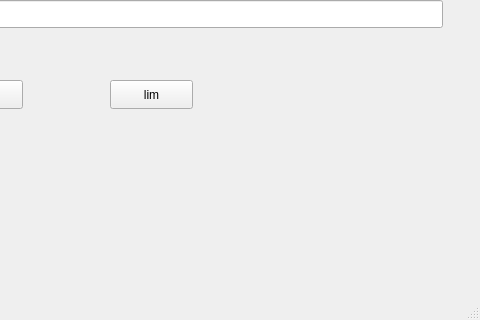
lordofmet/GraphCalc, file src/calcwindow.ui: the form before one commit; both pictures show x 320 to 800 and y 280 to 600 of the 800 by 600 pixel window.
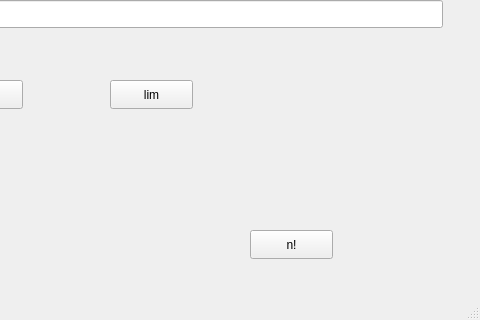
The form after the commit.

```diff
--- a/src/calcwindow.ui
+++ b/src/calcwindow.ui
@@ -177,6 +177,19 @@
      <string>|   |</string>
     </property>
    </widget>
+   <widget class="QPushButton" name="fact">
+    <property name="geometry">
+     <rect>
+      <x>570</x>
+      <y>510</y>
+      <width>83</width>
+      <height>29</height>
+     </rect>
+    </property>
+    <property name="text">
+     <string>n!</string>
+    </property>
+   </widget>
   </widget>
   <widget class="QMenuBar" name="menubar">
    <property name="geometry">
```
